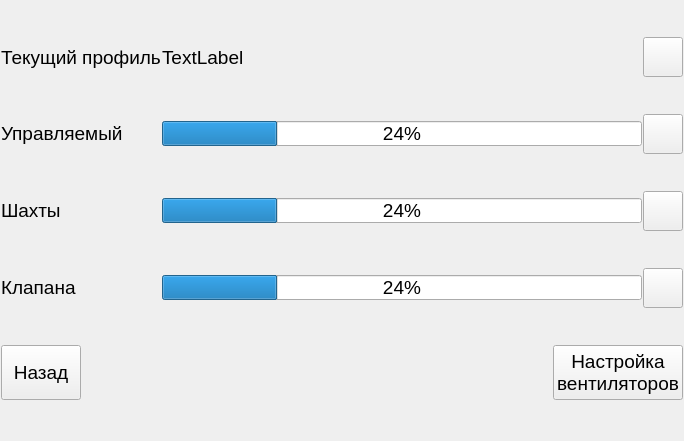
This is QtClient/QtClimaClient/Frames/VentilationOverviewFrame.ui in ciberslavik/climacore as Qt 5 draws it before an edit. The edited form follows.
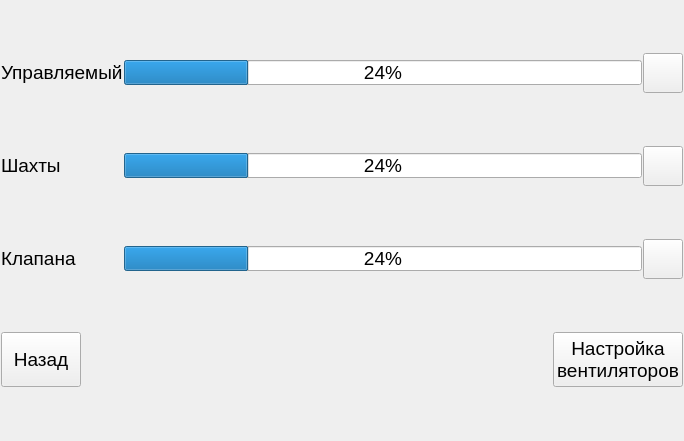
This is the edited form. Icons and pictures are not drawn.

What changed in the file:
```diff
--- a/QtClient/QtClimaClient/Frames/VentilationOverviewFrame.ui
+++ b/QtClient/QtClimaClient/Frames/VentilationOverviewFrame.ui
@@ -34,94 +34,7 @@
    <property name="spacing">
     <number>1</number>
    </property>
-   <item row="0" column="0">
-    <widget class="QLabel" name="label">
-     <property name="maximumSize">
-      <size>
-       <width>16777215</width>
-       <height>30</height>
-      </size>
-     </property>
-     <property name="text">
-      <string>Текущий профиль</string>
-     </property>
-    </widget>
-   </item>
-   <item row="0" column="1">
-    <widget class="QLabel" name="lblProfileName">
-     <property name="text">
-      <string>TextLabel</string>
-     </property>
-    </widget>
-   </item>
    <item row="0" column="2">
-    <widget class="QPushButton" name="btnSelectProfile">
-     <property name="minimumSize">
-      <size>
-       <width>40</width>
-       <height>40</height>
-      </size>
-     </property>
-     <property name="maximumSize">
-      <size>
-       <width>40</width>
-       <height>40</height>
-      </size>
-     </property>
-     <property name="text">
-      <string/>
-     </property>
-     <property name="icon">
-      <iconset resource="../Resources.qrc">
-       <normaloff>:/Images/line-chart.png</normaloff>:/Images/line-chart.png</iconset>
-     </property>
-     <property name="iconSize">
-      <size>
-       <width>32</width>
-       <height>32</height>
-      </size>
-     </property>
-    </widget>
-   </item>
-   <item row="1" column="0">
-    <widget class="QLabel" name="label_3">
-     <property name="minimumSize">
-      <size>
-       <width>0</width>
-       <height>25</height>
-      </size>
-     </property>
-     <property name="maximumSize">
-      <size>
-       <width>16777215</width>
-       <height>25</height>
-      </size>
-     </property>
-     <property name="text">
-      <string>Управляемый</string>
-     </property>
-    </widget>
-   </item>
-   <item row="1" column="1">
-    <widget class="QProgressBar" name="pbAnalogFan">
-     <property name="minimumSize">
-      <size>
-       <width>0</width>
-       <height>25</height>
-      </size>
-     </property>
-     <property name="maximumSize">
-      <size>
-       <width>16777215</width>
-       <height>25</height>
-      </size>
-     </property>
-     <property name="value">
-      <number>24</number>
-     </property>
-    </widget>
-   </item>
-   <item row="1" column="2">
     <widget class="QPushButton" name="pushButton_2">
      <property name="minimumSize">
       <size>
@@ -151,6 +64,44 @@
     </widget>
    </item>
    <item row="2" column="0">
+    <widget class="QLabel" name="label_5">
+     <property name="minimumSize">
+      <size>
+       <width>0</width>
+       <height>25</height>
+      </size>
+     </property>
+     <property name="maximumSize">
+      <size>
+       <width>16777215</width>
+       <height>25</height>
+      </size>
+     </property>
+     <property name="text">
+      <string>Клапана</string>
+     </property>
+    </widget>
+   </item>
+   <item row="0" column="0">
+    <widget class="QLabel" name="label_3">
+     <property name="minimumSize">
+      <size>
+       <width>0</width>
+       <height>25</height>
+      </size>
+     </property>
+     <property name="maximumSize">
+      <size>
+       <width>16777215</width>
+       <height>25</height>
+      </size>
+     </property>
+     <property name="text">
+      <string>Управляемый</string>
+     </property>
+    </widget>
+   </item>
+   <item row="1" column="0">
     <widget class="QLabel" name="label_4">
      <property name="minimumSize">
       <size>
@@ -169,93 +120,7 @@
      </property>
     </widget>
    </item>
-   <item row="2" column="1">
-    <widget class="QProgressBar" name="pbMines">
-     <property name="minimumSize">
-      <size>
-       <width>0</width>
-       <height>25</height>
-      </size>
-     </property>
-     <property name="maximumSize">
-      <size>
-       <width>16777215</width>
-       <height>25</height>
-      </size>
-     </property>
-     <property name="value">
-      <number>24</number>
-     </property>
-    </widget>
-   </item>
    <item row="2" column="2">
-    <widget class="QPushButton" name="btnConfigMine">
-     <property name="minimumSize">
-      <size>
-       <width>40</width>
-       <height>40</height>
-      </size>
-     </property>
-     <property name="maximumSize">
-      <size>
-       <width>40</width>
-       <height>40</height>
-      </size>
-     </property>
-     <property name="text">
-      <string/>
-     </property>
-     <property name="icon">
-      <iconset resource="../Resources.qrc">
-       <normaloff>:/Images/gears.png</normaloff>:/Images/gears.png</iconset>
-     </property>
-     <property name="iconSize">
-      <size>
-       <width>32</width>
-       <height>32</height>
-      </size>
-     </property>
-    </widget>
-   </item>
-   <item row="3" column="0">
-    <widget class="QLabel" name="label_5">
-     <property name="minimumSize">
-      <size>
-       <width>0</width>
-       <height>25</height>
-      </size>
-     </property>
-     <property name="maximumSize">
-      <size>
-       <width>16777215</width>
-       <height>25</height>
-      </size>
-     </property>
-     <property name="text">
-      <string>Клапана</string>
-     </property>
-    </widget>
-   </item>
-   <item row="3" column="1">
-    <widget class="QProgressBar" name="pbValves">
-     <property name="minimumSize">
-      <size>
-       <width>0</width>
-       <height>25</height>
-      </size>
-     </property>
-     <property name="maximumSize">
-      <size>
-       <width>16777215</width>
-       <height>25</height>
-      </size>
-     </property>
-     <property name="value">
-      <number>24</number>
-     </property>
-    </widget>
-   </item>
-   <item row="3" column="2">
     <widget class="QPushButton" name="btnConfigValve">
      <property name="minimumSize">
       <size>
@@ -284,17 +149,36 @@
      </property>
     </widget>
    </item>
-   <item row="4" column="0" colspan="3">
-    <layout class="QHBoxLayout" name="layAnalogFans"/>
+   <item row="1" column="2">
+    <widget class="QPushButton" name="btnConfigMine">
+     <property name="minimumSize">
+      <size>
+       <width>40</width>
+       <height>40</height>
+      </size>
+     </property>
+     <property name="maximumSize">
+      <size>
+       <width>40</width>
+       <height>40</height>
+      </size>
+     </property>
+     <property name="text">
+      <string/>
+     </property>
+     <property name="icon">
+      <iconset resource="../Resources.qrc">
+       <normaloff>:/Images/gears.png</normaloff>:/Images/gears.png</iconset>
+     </property>
+     <property name="iconSize">
+      <size>
+       <width>32</width>
+       <height>32</height>
+      </size>
+     </property>
+    </widget>
    </item>
    <item row="5" column="0" colspan="3">
-    <layout class="QHBoxLayout" name="layDiscrFans">
-     <property name="sizeConstraint">
-      <enum>QLayout::SetDefaultConstraint</enum>
-     </property>
-    </layout>
-   </item>
-   <item row="6" column="0" colspan="3">
     <layout class="QHBoxLayout" name="horizontalLayout">
      <item>
       <widget class="QPushButton" name="pushButton">
@@ -370,6 +254,66 @@
      </item>
     </layout>
    </item>
+   <item row="1" column="1">
+    <widget class="QProgressBar" name="pbMines">
+     <property name="minimumSize">
+      <size>
+       <width>0</width>
+       <height>25</height>
+      </size>
+     </property>
+     <property name="maximumSize">
+      <size>
+       <width>16777215</width>
+       <height>25</height>
+      </size>
+     </property>
+     <property name="value">
+      <number>24</number>
+     </property>
+    </widget>
+   </item>
+   <item row="0" column="1">
+    <widget class="QProgressBar" name="pbAnalogFan">
+     <property name="minimumSize">
+      <size>
+       <width>0</width>
+       <height>25</height>
+      </size>
+     </property>
+     <property name="maximumSize">
+      <size>
+       <width>16777215</width>
+       <height>25</height>
+      </size>
+     </property>
+     <property name="value">
+      <number>24</number>
+     </property>
+    </widget>
+   </item>
+   <item row="2" column="1">
+    <widget class="QProgressBar" name="pbValves">
+     <property name="minimumSize">
+      <size>
+       <width>0</width>
+       <height>25</height>
+      </size>
+     </property>
+     <property name="maximumSize">
+      <size>
+       <width>16777215</width>
+       <height>25</height>
+      </size>
+     </property>
+     <property name="value">
+      <number>24</number>
+     </property>
+    </widget>
+   </item>
+   <item row="3" column="0" colspan="3">
+    <layout class="QHBoxLayout" name="layAnalogFans"/>
+   </item>
   </layout>
  </widget>
  <resources>
```
Left out of the diff: 7 changed lines with no effect on the pictures.
